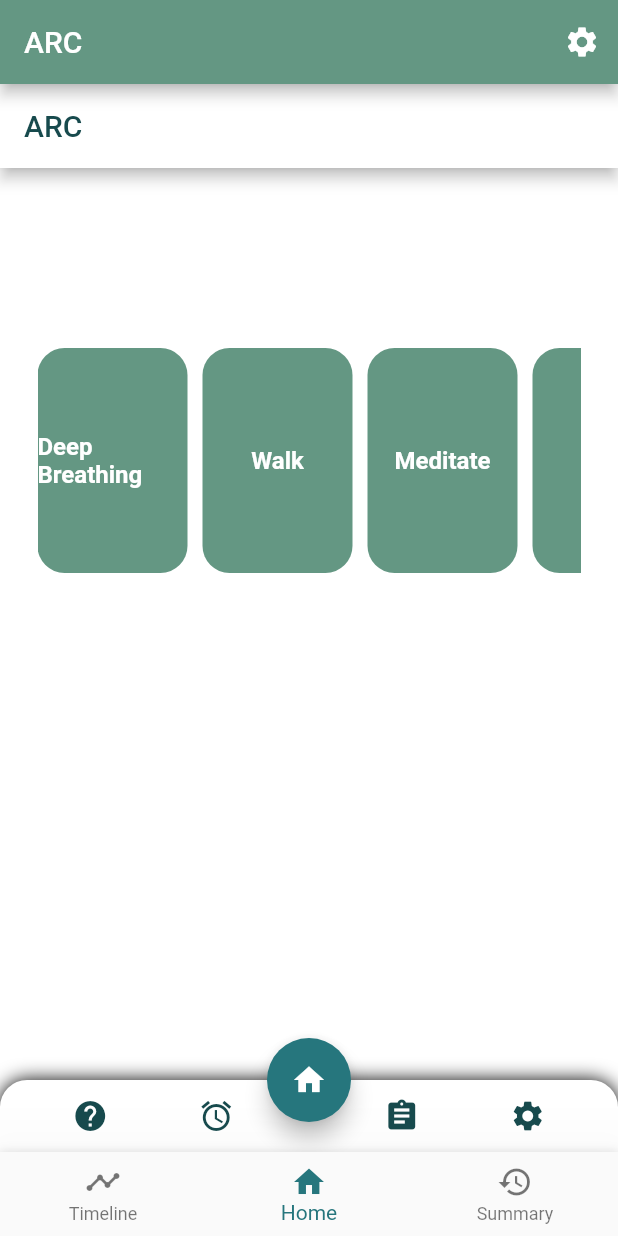
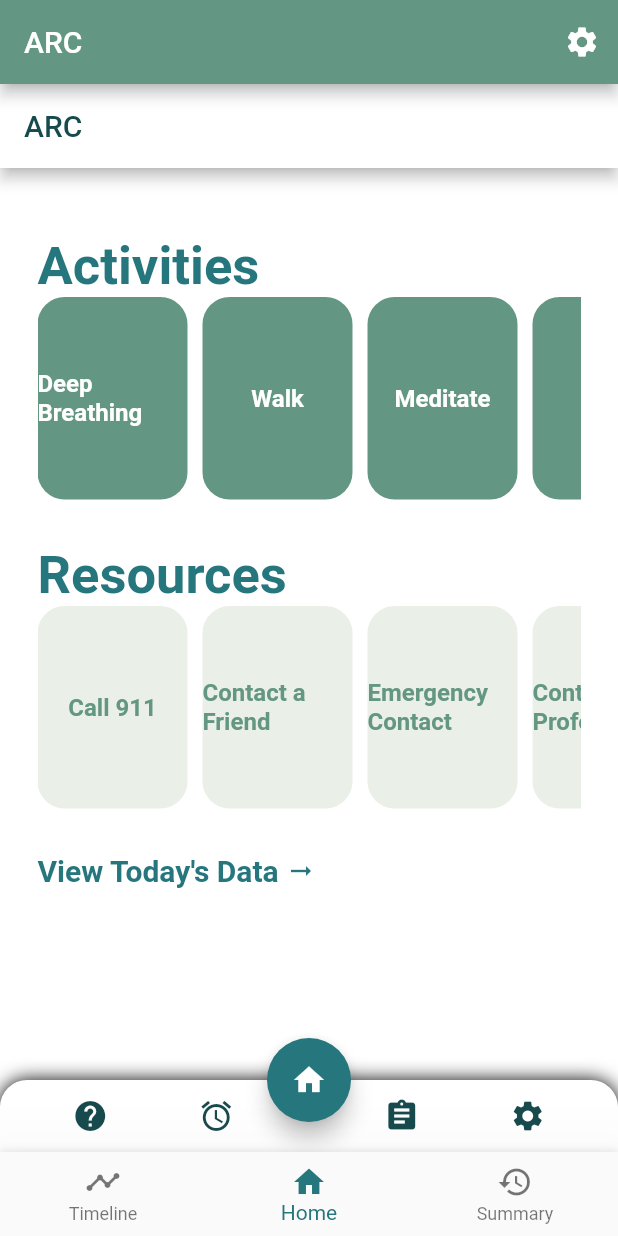
Before and after one commit to sahilmahendrakar/ARCApp, a Flutter app: the screen it shows once a user with an empty profile is signed in, on a phone screen of 412 x 824 dp. Run offline on Flutter 3.47's test engine with Material 2 defaults, Android fonts, the phone set to English and light mode, and no system bars; our stand-ins replace firebase_auth, firebase_core, firebase_database, settings_ui; accounts and stored records are empty.

Commit message:
Add files via upload
Completed Dashboard
Need to check spacing on different devices

```diff
--- a/lib/screens/Dashboard/body.dart
+++ b/lib/screens/Dashboard/body.dart
@@ -9,7 +9,7 @@ class DashboardBody extends StatefulWidget {
 class _DashboardState extends State<DashboardBody> {
   Container Activities(String activity_type, Color box_color, Color text_color) {
     return Container(
-      height: 150,
+      height: 135,
       width: 100,
       child: Align(
         alignment: Alignment.center,
@@ -81,11 +81,25 @@ class _DashboardState extends State<DashboardBody> {
         floatingActionButtonLocation: FloatingActionButtonLocation.centerDocked,
       body: Container(
         margin: EdgeInsets.symmetric(vertical: 20.0),
-        padding: EdgeInsets.symmetric(vertical: 100.0, horizontal: 25.0),
-        child: SingleChildScrollView(
+        padding: EdgeInsets.symmetric(vertical: 25.0, horizontal: 25.0),
+        child: Column(
+          children: <Widget>[
+          Align(
+            alignment: Alignment.topLeft,
+            child:Text(
+            "Activities",
+              style: TextStyle(
+                color: secondary,
+                fontSize: 35,
+                fontWeight: FontWeight.bold,
+              )
+            ),
+          ),
+            SingleChildScrollView(
               scrollDirection: Axis.horizontal,
                 child: Row(
                     children: <Widget>[
+
                       Activities("Deep Breathing", primary, pureWhite),
                       SizedBox(width: 10),
                       Activities("Walk", primary, pureWhite),
@@ -93,42 +107,66 @@ class _DashboardState extends State<DashboardBody> {
                       Activities("Meditate", primary, pureWhite),
                       SizedBox(width: 10),
                       Activities("CBT", primary, pureWhite)
+                    ]
+                ),
+            ),
+            SizedBox(height: 30),
+            Align(
+              alignment: Alignment.topLeft,
+              child: Text(
+                  "Resources",
+                  textAlign: TextAlign.left,
+                  style: TextStyle(
+                    color: secondary,
+                    fontSize: 35,
+                    fontWeight: FontWeight.bold,
+                  )
+              ),
+            ),
+            SingleChildScrollView(
+              scrollDirection: Axis.horizontal,
+              child: Row(
+                  children: <Widget>[
 
+                    Activities("Call 911", quarternary, primary),
+                    SizedBox(width: 10),
+                    Activities("Contact a Friend", quarternary, primary),
+                    SizedBox(width: 10),
+                    Activities("Emergency Contact", quarternary, primary),
+                    SizedBox(width: 10),
+                    Activities("Contact a Professional", quarternary, primary)
+                  ]
+              ),
+            ),
+            SizedBox(height: 30),
+            Align(
+              alignment: Alignment.topLeft,
+              child: RichText(
+                text: TextSpan(
+                  children: [
+                    TextSpan(
+                        text: "View Today's Data ",
+                        style: TextStyle(
+                          color: secondary,
+                          fontSize: 20,
+                          fontWeight: FontWeight.bold,
+                        )
+                    ),
+                    WidgetSpan(
+                      child: Icon(Icons.arrow_right_alt_sharp, size: 20, color: secondary),
+                    ),
                   ],
                 ),
               )
+
+            )
+
+          ]
+
+        )
+
+
           ),
           );
 }
 }
-
-Card activitiesItem(String title, IconData icon) {
-  return Card(
-      elevation: 1.0,
-      margin: new EdgeInsets.all(8.0),
-      child: Container(
-        decoration: BoxDecoration(color: Color.fromRGBO(220, 220, 220, 1.0)),
-        child: new InkWell(
-          onTap: () {},
-          child: Column(
-            crossAxisAlignment: CrossAxisAlignment.stretch,
-            mainAxisSize: MainAxisSize.min,
-            verticalDirection: VerticalDirection.down,
-            children: <Widget>[
-              SizedBox(height: 50.0),
-              Center(
-                  child: Icon(
-                    icon,
-                    size: 40.0,
-                    color: Colors.black,
-                  )),
-              SizedBox(height: 20.0),
-              new Center(
-                child: new Text(title,
-                    style: new TextStyle(fontSize: 18.0, color: Colors.black)),
-              )
-            ],
-          ),
-        ),
-      ));
-}
```
Lines whose indentation alone changed are shown as unchanged.
